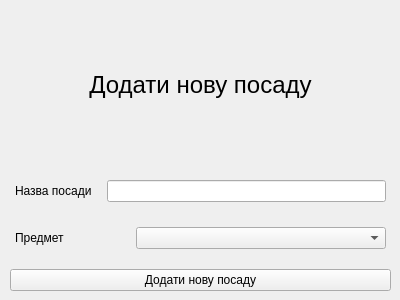
positivcheg94/school_db_iasa_MO, file project_files/manager_windows/add_new_job.ui: the form before one commit.
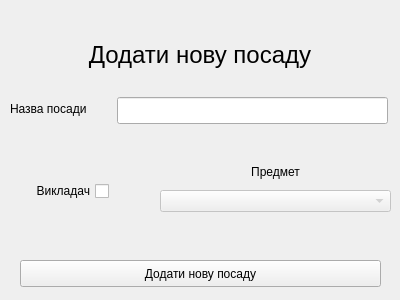
The form after the commit.

Patch:
```diff
--- a/project_files/manager_windows/add_new_job.ui
+++ b/project_files/manager_windows/add_new_job.ui
@@ -13,33 +13,15 @@
   <property name="windowTitle">
    <string>Form</string>
   </property>
-  <widget class="QWidget" name="">
-   <property name="geometry">
-    <rect>
-     <x>0</x>
-     <y>0</y>
-     <width>401</width>
-     <height>301</height>
-    </rect>
-   </property>
-   <layout class="QVBoxLayout" name="main_lay">
-    <property name="spacing">
-     <number>15</number>
-    </property>
-    <property name="leftMargin">
-     <number>10</number>
-    </property>
-    <property name="topMargin">
-     <number>10</number>
-    </property>
-    <property name="rightMargin">
-     <number>10</number>
-    </property>
-    <property name="bottomMargin">
-     <number>10</number>
-    </property>
-    <item>
      <widget class="QLabel" name="new_job_label">
+   <property name="geometry">
+    <rect>
+     <x>75</x>
+     <y>40</y>
+     <width>250</width>
+     <height>30</height>
+    </rect>
+   </property>
       <property name="font">
        <font>
         <pointsize>18</pointsize>
@@ -52,83 +34,103 @@
        <set>Qt::AlignCenter</set>
       </property>
      </widget>
-    </item>
-    <item>
-     <layout class="QHBoxLayout" name="lay1">
-      <property name="spacing">
-       <number>15</number>
-      </property>
-      <property name="leftMargin">
-       <number>5</number>
-      </property>
-      <property name="topMargin">
-       <number>5</number>
-      </property>
-      <property name="rightMargin">
-       <number>5</number>
-      </property>
-      <property name="bottomMargin">
-       <number>5</number>
-      </property>
-      <item>
+  <widget class="QPushButton" name="submit_new_position_button">
+   <property name="geometry">
+    <rect>
+     <x>20</x>
+     <y>260</y>
+     <width>361</width>
+     <height>27</height>
+    </rect>
+   </property>
+   <property name="text">
+    <string>Додати нову посаду</string>
+   </property>
+  </widget>
+  <widget class="QCheckBox" name="is_teacher_checkbox">
+   <property name="geometry">
+    <rect>
+     <x>10</x>
+     <y>180</y>
+     <width>99</width>
+     <height>22</height>
+    </rect>
+   </property>
+   <property name="layoutDirection">
+    <enum>Qt::RightToLeft</enum>
+   </property>
+   <property name="text">
+    <string>Викладач</string>
+   </property>
+   <property name="autoExclusive">
+    <bool>false</bool>
+   </property>
+   <property name="tristate">
+    <bool>false</bool>
+   </property>
+  </widget>
        <widget class="QLabel" name="position_name_label">
+   <property name="geometry">
+    <rect>
+     <x>10</x>
+     <y>100</y>
+     <width>96</width>
+     <height>17</height>
+    </rect>
+   </property>
         <property name="text">
          <string>Назва посади</string>
         </property>
        </widget>
-      </item>
-      <item>
        <widget class="QLineEdit" name="position_name_edit">
+   <property name="geometry">
+    <rect>
+     <x>117</x>
+     <y>97</y>
+     <width>271</width>
+     <height>27</height>
+    </rect>
+   </property>
         <property name="minimumSize">
          <size>
-          <width>250</width>
+     <width>0</width>
           <height>0</height>
          </size>
         </property>
        </widget>
-      </item>
-     </layout>
-    </item>
-    <item>
-     <layout class="QHBoxLayout" name="lay2">
-      <property name="spacing">
-       <number>15</number>
-      </property>
-      <property name="leftMargin">
-       <number>5</number>
-      </property>
-      <property name="topMargin">
-       <number>5</number>
-      </property>
-      <property name="rightMargin">
-       <number>5</number>
-      </property>
-      <property name="bottomMargin">
-       <number>5</number>
-      </property>
+  <widget class="QWidget" name="">
+   <property name="geometry">
+    <rect>
+     <x>160</x>
+     <y>160</y>
+     <width>231</width>
+     <height>52</height>
+    </rect>
+   </property>
+   <layout class="QVBoxLayout" name="verticalLayout">
       <item>
        <widget class="QLabel" name="subject_label">
+      <property name="layoutDirection">
+       <enum>Qt::RightToLeft</enum>
+      </property>
         <property name="text">
          <string>Предмет</string>
         </property>
+      <property name="alignment">
+       <set>Qt::AlignCenter</set>
+      </property>
        </widget>
       </item>
       <item>
        <widget class="QComboBox" name="subject_picker">
+      <property name="enabled">
+       <bool>false</bool>
+      </property>
         <property name="minimumSize">
          <size>
-          <width>250</width>
+        <width>0</width>
           <height>0</height>
          </size>
-        </property>
-       </widget>
-      </item>
-     </layout>
-    </item>
-    <item>
-     <widget class="QPushButton" name="submit_new_position_button">
-      <property name="text">
-       <string>Додати нову посаду</string>
       </property>
      </widget>
     </item>
```
Left out of the diff: 2 changed lines with no effect on the pictures. Lines whose indentation alone changed are shown as unchanged.
